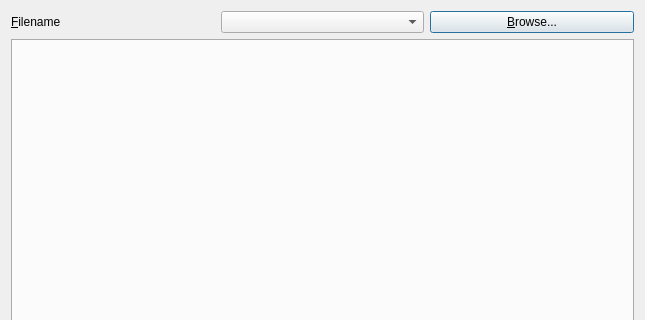
veusz/veusz, file dialogs/import.ui: the form before one commit; both pictures show x 0 to 645 and y 0 to 320 of the 645 by 640 pixel window.
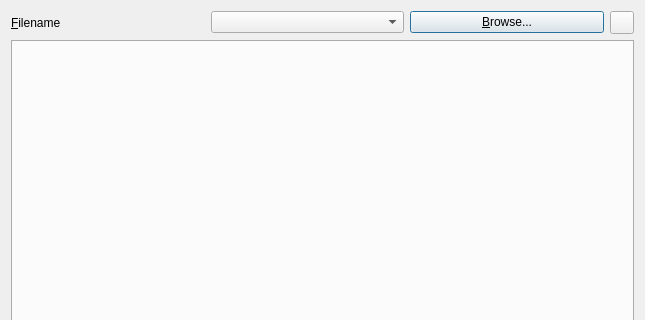
The form after the commit. Custom widgets are drawn as their Qt base class.

The edit to the form file:
```diff
--- a/dialogs/import.ui
+++ b/dialogs/import.ui
@@ -46,6 +46,16 @@
        </property>
       </widget>
      </item>
+     <item>
+      <widget class="QToolButton" name="clipbutton">
+       <property name="toolTip">
+        <string>Read in data from clipboard rather than file</string>
+       </property>
+       <property name="text">
+        <string/>
+       </property>
+      </widget>
+     </item>
     </layout>
    </item>
    <item>
```
